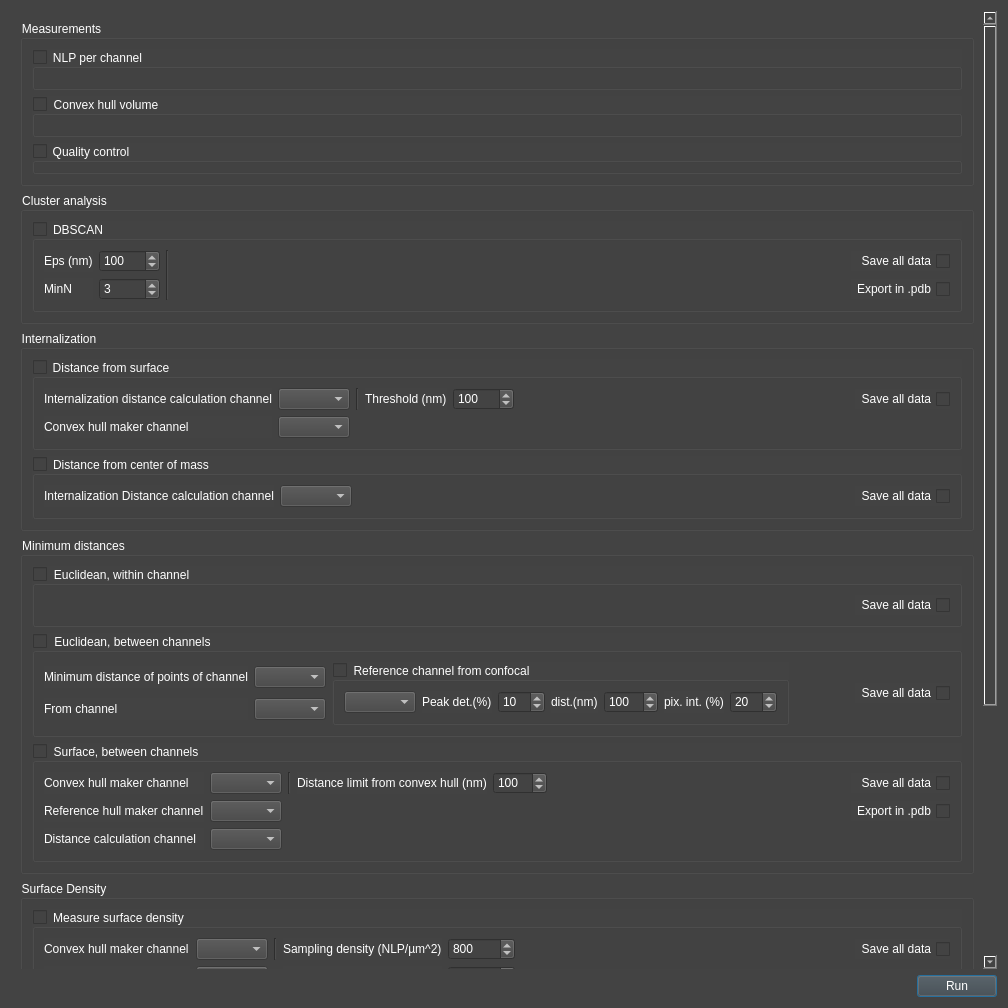
Above: gui/dialog_tool_analysis.ui from KatonaLab/vividstorm before the change. Below: the same form after it.
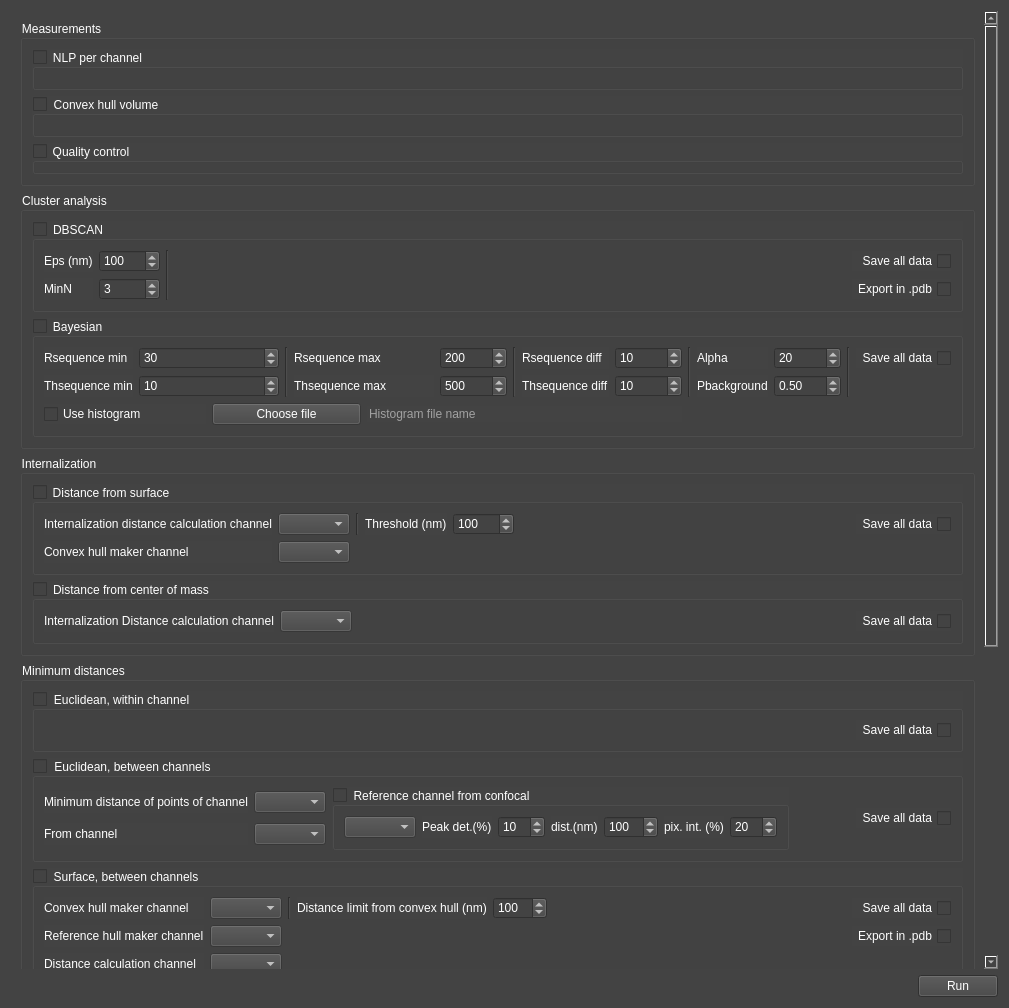
That is the form after the change.

Commit message: Bayesian clustering analysis

```diff
--- a/gui/dialog_tool_analysis.ui
+++ b/gui/dialog_tool_analysis.ui
@@ -6,10 +6,16 @@
    <rect>
     <x>0</x>
     <y>0</y>
-    <width>1008</width>
+    <width>1009</width>
     <height>1008</height>
    </rect>
   </property>
+  <property name="sizePolicy">
+   <sizepolicy hsizetype="Preferred" vsizetype="Preferred">
+    <horstretch>0</horstretch>
+    <verstretch>0</verstretch>
+   </sizepolicy>
+  </property>
   <property name="windowTitle">
    <string>Analysis runner tool</string>
   </property>
@@ -25,7 +31,7 @@
 	padding: 0px;
 }</string>
   </property>
-  <layout class="QVBoxLayout" name="verticalLayout">
+  <layout class="QVBoxLayout" name="verticalLayout_2">
    <item>
     <widget class="QScrollArea" name="scrollArea">
      <property name="widgetResizable">
@@ -36,11 +42,11 @@
        <rect>
         <x>0</x>
         <y>0</y>
-        <width>973</width>
-        <height>1079</height>
+        <width>974</width>
+        <height>1187</height>
        </rect>
       </property>
-      <layout class="QVBoxLayout" name="verticalLayout_2">
+      <layout class="QVBoxLayout" name="verticalLayout_4">
        <item>
         <widget class="QGroupBox" name="groupBox">
          <property name="title">
@@ -123,7 +129,7 @@
          <property name="checked">
           <bool>false</bool>
          </property>
-         <layout class="QVBoxLayout" name="verticalLayout_6">
+         <layout class="QVBoxLayout" name="verticalLayout">
           <item>
            <widget class="QGroupBox" name="groupBox_analysis_dbscan">
             <property name="title">
@@ -225,6 +231,294 @@
             </layout>
            </widget>
           </item>
+          <item>
+           <widget class="QGroupBox" name="groupBox_analysis_bayesian">
+            <property name="title">
+             <string>Bayesian</string>
+            </property>
+            <property name="checkable">
+             <bool>true</bool>
+            </property>
+            <property name="checked">
+             <bool>false</bool>
+            </property>
+            <layout class="QGridLayout" name="gridLayout_10">
+             <item row="0" column="0">
+              <widget class="QLabel" name="label_analysis_bayesian_rseqminlabel">
+               <property name="text">
+                <string>Rsequence min</string>
+               </property>
+              </widget>
+             </item>
+             <item row="0" column="1" colspan="2">
+              <widget class="QSpinBox" name="spinBox_analysis_bayesian_rseqmin">
+               <property name="sizePolicy">
+                <sizepolicy hsizetype="Minimum" vsizetype="Fixed">
+                 <horstretch>0</horstretch>
+                 <verstretch>0</verstretch>
+                </sizepolicy>
+               </property>
+               <property name="minimum">
+                <number>10</number>
+               </property>
+               <property name="maximum">
+                <number>500</number>
+               </property>
+               <property name="value">
+                <number>30</number>
+               </property>
+              </widget>
+             </item>
+             <item row="0" column="3" rowspan="2">
+              <widget class="Line" name="line_4">
+               <property name="orientation">
+                <enum>Qt::Vertical</enum>
+               </property>
+              </widget>
+             </item>
+             <item row="0" column="4" colspan="2">
+              <widget class="QLabel" name="label_analysis_bayesian_rseqmaxlabel">
+               <property name="sizePolicy">
+                <sizepolicy hsizetype="Fixed" vsizetype="Fixed">
+                 <horstretch>0</horstretch>
+                 <verstretch>0</verstretch>
+                </sizepolicy>
+               </property>
+               <property name="text">
+                <string>Rsequence max</string>
+               </property>
+              </widget>
+             </item>
+             <item row="0" column="6">
+              <widget class="QSpinBox" name="spinBox_analysis_bayesian_rseqmax">
+               <property name="minimum">
+                <number>10</number>
+               </property>
+               <property name="maximum">
+                <number>500</number>
+               </property>
+               <property name="value">
+                <number>200</number>
+               </property>
+              </widget>
+             </item>
+             <item row="0" column="7" rowspan="2">
+              <widget class="Line" name="line_5">
+               <property name="orientation">
+                <enum>Qt::Vertical</enum>
+               </property>
+              </widget>
+             </item>
+             <item row="0" column="8">
+              <widget class="QLabel" name="label_analysis_bayesian_rseqdifflabel">
+               <property name="text">
+                <string>Rsequence diff</string>
+               </property>
+              </widget>
+             </item>
+             <item row="0" column="9">
+              <widget class="QSpinBox" name="spinBox_analysis_bayesian_rseqdiff">
+               <property name="minimum">
+                <number>1</number>
+               </property>
+               <property name="maximum">
+                <number>5000</number>
+               </property>
+               <property name="value">
+                <number>10</number>
+               </property>
+              </widget>
+             </item>
+             <item row="0" column="10" rowspan="2">
+              <widget class="Line" name="line_8">
+               <property name="orientation">
+                <enum>Qt::Vertical</enum>
+               </property>
+              </widget>
+             </item>
+             <item row="0" column="11">
+              <widget class="QLabel" name="label_analysis_bayesian_alphalabel">
+               <property name="text">
+                <string>Alpha</string>
+               </property>
+              </widget>
+             </item>
+             <item row="0" column="12">
+              <widget class="QSpinBox" name="spinBox_analysis_bayesian_alpha">
+               <property name="maximum">
+                <number>100000</number>
+               </property>
+               <property name="value">
+                <number>20</number>
+               </property>
+              </widget>
+             </item>
+             <item row="0" column="13" rowspan="2">
+              <widget class="Line" name="line_9">
+               <property name="orientation">
+                <enum>Qt::Vertical</enum>
+               </property>
+              </widget>
+             </item>
+             <item row="0" column="14">
+              <widget class="QCheckBox" name="checkBox_analysis_bayesian_save_all">
+               <property name="layoutDirection">
+                <enum>Qt::RightToLeft</enum>
+               </property>
+               <property name="text">
+                <string>Save all data</string>
+               </property>
+              </widget>
+             </item>
+             <item row="1" column="0">
+              <widget class="QLabel" name="label_analysis_bayesian_thseqminlabel">
+               <property name="text">
+                <string>Thsequence min</string>
+               </property>
+              </widget>
+             </item>
+             <item row="1" column="1" colspan="2">
+              <widget class="QSpinBox" name="spinBox_analysis_bayesian_thseqmin">
+               <property name="sizePolicy">
+                <sizepolicy hsizetype="Minimum" vsizetype="Fixed">
+                 <horstretch>0</horstretch>
+                 <verstretch>0</verstretch>
+                </sizepolicy>
+               </property>
+               <property name="minimum">
+                <number>5</number>
+               </property>
+               <property name="maximum">
+                <number>5000</number>
+               </property>
+               <property name="value">
+                <number>10</number>
+               </property>
+              </widget>
+             </item>
+             <item row="1" column="4" colspan="2">
+              <widget class="QLabel" name="label_analysis_bayesian_thseqmaxlabel">
+               <property name="text">
+                <string>Thsequence max</string>
+               </property>
+              </widget>
+             </item>
+             <item row="1" column="6">
+              <widget class="QSpinBox" name="spinBox_analysis_bayesian_thseqmax">
+               <property name="minimum">
+                <number>5</number>
+               </property>
+               <property name="maximum">
+                <number>5000</number>
+               </property>
+               <property name="value">
+                <number>500</number>
+               </property>
+              </widget>
+             </item>
+             <item row="1" column="8">
+              <widget class="QLabel" name="label_analysis_bayesian_thseqdifflabel">
+               <property name="text">
+                <string>Thsequence diff</string>
+               </property>
+              </widget>
+             </item>
+             <item row="1" column="9">
+              <widget class="QSpinBox" name="spinBox_analysis_bayesian_thseqdiff">
+               <property name="minimum">
+                <number>5</number>
+               </property>
+               <property name="maximum">
+                <number>5000</number>
+               </property>
+               <property name="value">
+                <number>10</number>
+               </property>
+              </widget>
+             </item>
+             <item row="1" column="11">
+              <widget class="QLabel" name="label_analysis_bayesian_pbackgroundlabel">
+               <property name="text">
+                <string>Pbackground</string>
+               </property>
+              </widget>
+             </item>
+             <item row="1" column="12">
+              <widget class="QDoubleSpinBox" name="doubleSpinBox_analysis_bayesian_pbackground">
+               <property name="maximum">
+                <double>1.000000000000000</double>
+               </property>
+               <property name="singleStep">
+                <double>0.010000000000000</double>
+               </property>
+               <property name="value">
+                <double>0.500000000000000</double>
+               </property>
+              </widget>
+             </item>
+             <item row="2" column="0" colspan="2">
+              <widget class="QCheckBox" name="checkBox_analysis_bayesian_usehistogram">
+               <property name="layoutDirection">
+                <enum>Qt::LeftToRight</enum>
+               </property>
+               <property name="text">
+                <string>Use histogram</string>
+               </property>
+               <property name="tristate">
+                <bool>false</bool>
+               </property>
+              </widget>
+             </item>
+             <item row="2" column="2" colspan="3">
+              <widget class="QPushButton" name="pushButton_analysis_bayesian_choose_file">
+               <property name="enabled">
+                <bool>true</bool>
+               </property>
+               <property name="cursor">
+                <cursorShape>ArrowCursor</cursorShape>
+               </property>
+               <property name="mouseTracking">
+                <bool>false</bool>
+               </property>
+               <property name="text">
+                <string>Choose file</string>
+               </property>
+               <property name="checkable">
+                <bool>false</bool>
+               </property>
+              </widget>
+             </item>
+             <item row="2" column="5" colspan="5">
+              <widget class="QLineEdit" name="lineEdit_analysis_bayesian_histogramlinedit">
+               <property name="enabled">
+                <bool>false</bool>
+               </property>
+               <property name="maximumSize">
+                <size>
+                 <width>1000</width>
+                 <height>16777215</height>
+                </size>
+               </property>
+               <property name="font">
+                <font>
+                 <weight>50</weight>
+                 <bold>false</bold>
+                </font>
+               </property>
+               <property name="frame">
+                <bool>false</bool>
+               </property>
+               <property name="readOnly">
+                <bool>true</bool>
+               </property>
+               <property name="placeholderText">
+                <string>Histogram file name</string>
+               </property>
+              </widget>
+             </item>
+            </layout>
+           </widget>
+          </item>
          </layout>
         </widget>
        </item>
@@ -1027,19 +1321,6 @@
          </layout>
         </widget>
        </item>
-       <item>
-        <spacer name="verticalSpacer_2">
-         <property name="orientation">
-          <enum>Qt::Vertical</enum>
-         </property>
-         <property name="sizeHint" stdset="0">
-          <size>
-           <width>20</width>
-           <height>40</height>
-          </size>
-         </property>
-        </spacer>
-       </item>
       </layout>
      </widget>
     </widget>
```
Left out of the diff: 8 changed lines with no effect on the pictures. The commit also changes 20 other files.
